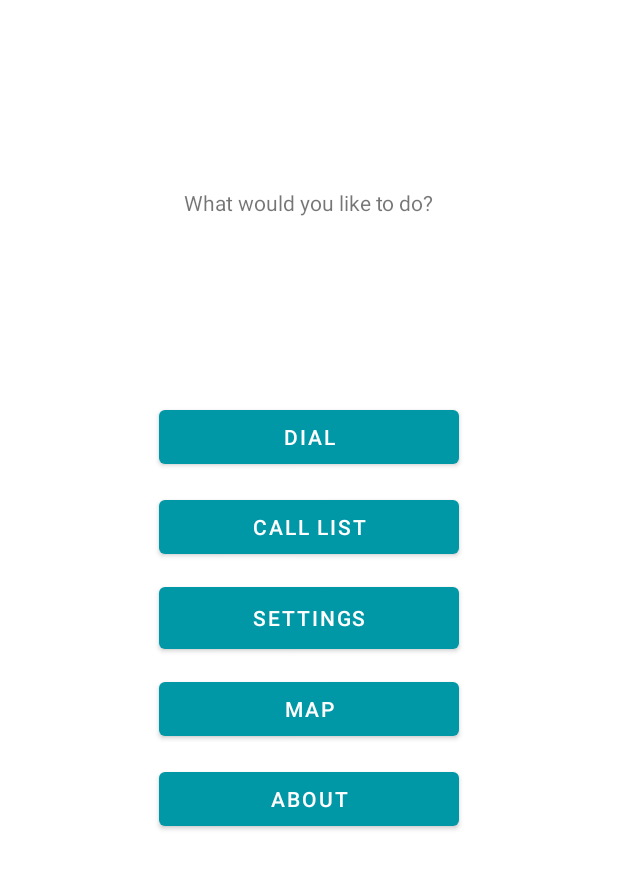
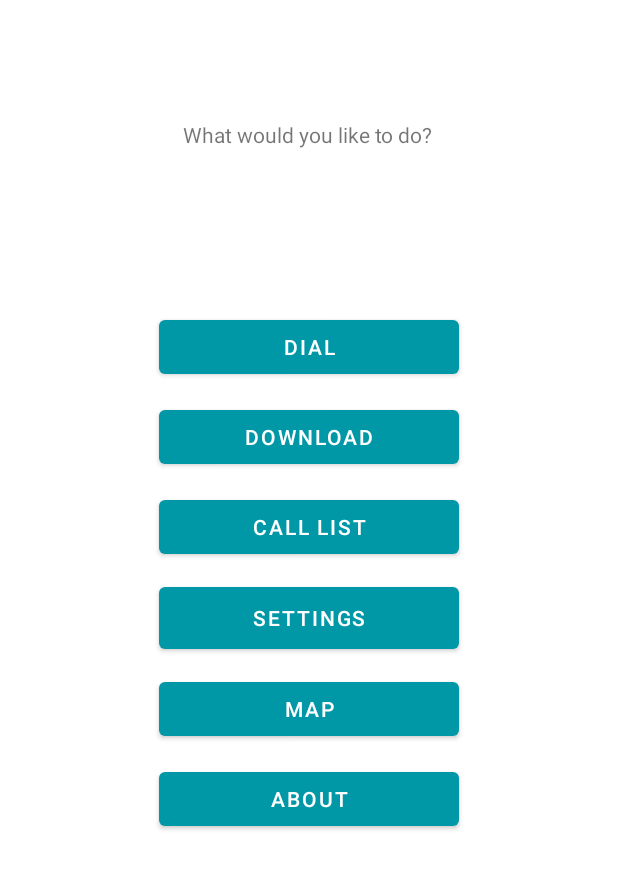
Before and after one commit to Fredriish/Android-university-project, an Android app: the screen it shows after launch (MainActivity), on a phone screen of 412 x 824 dp. Shown: the top 869 px of the screen. Run offline under Robolectric (Android 15) with nearby library versions, the phone set to English and light mode, and no system bars.

Commit message:
Task 2 färdigt

```diff
--- a/app/src/main/java/se/miun/frba1901/dt031g/dialer/MainActivity.java
+++ b/app/src/main/java/se/miun/frba1901/dt031g/dialer/MainActivity.java
@@ -42,6 +42,10 @@ public class MainActivity extends AppCompatActivity {
         Intent intent = new Intent(this, CallListActivity.class);
         startActivity(intent);
     }
+    public void startDownload(View view){
+        Intent intent = new Intent(this, DownloadActivity.class);
+        startActivity(intent);
+    }
     public void startSettings(View view){
         Intent intent = new Intent(this, SettingsActivity.class);
         startActivity(intent);
--- a/app/src/main/res/layout-land/activity_main.xml
+++ b/app/src/main/res/layout-land/activity_main.xml
@@ -5,19 +5,6 @@
     android:layout_width="match_parent"
     android:layout_height="match_parent"
     tools:context=".MainActivity">
-
-    <Button
-        android:id="@+id/aboutButton"
-        android:layout_width="wrap_content"
-        android:layout_height="wrap_content"
-        android:layout_weight="1"
-        android:onClick="startAbout"
-        android:text="@string/about"
-        app:layout_constraintBottom_toBottomOf="parent"
-        app:layout_constraintEnd_toEndOf="parent"
-        app:layout_constraintStart_toStartOf="parent"
-        app:layout_constraintTop_toBottomOf="@+id/optionRow1"
-        app:layout_constraintVertical_bias="0.47000003" />
 
     <TextView
         android:id="@+id/welcomeText"
@@ -92,4 +79,31 @@
             android:text="@string/map" />
     </TableRow>
 
+    <LinearLayout
+        android:layout_width="@dimen/optionRowMaxWidth"
+        android:layout_height="@dimen/optionRowMaxHeight"
+        android:orientation="horizontal"
+        app:layout_constraintEnd_toEndOf="parent"
+        app:layout_constraintStart_toStartOf="parent"
+        app:layout_constraintTop_toBottomOf="@+id/optionRow2">
+
+        <Button
+            android:id="@+id/downloadButton"
+            android:layout_width="0dp"
+            android:layout_height="wrap_content"
+            android:layout_marginRight="@dimen/landScapeOptionMargin"
+            android:layout_weight="1"
+            android:onClick="startDownload"
+            android:text="@string/downloadButtonText" />
+
+        <Button
+            android:id="@+id/aboutButton"
+            android:layout_width="0dp"
+            android:layout_height="wrap_content"
+            android:layout_marginLeft="@dimen/landScapeOptionMargin"
+            android:layout_weight="1"
+            android:onClick="startAbout"
+            android:text="@string/about" />
+    </LinearLayout>
+
 </androidx.constraintlayout.widget.ConstraintLayout>
--- a/app/src/main/res/layout/activity_main.xml
+++ b/app/src/main/res/layout/activity_main.xml
@@ -33,7 +33,7 @@
         android:id="@+id/dialButton"
         android:layout_width="@dimen/OptionWidth"
         android:layout_height="wrap_content"
-        android:layout_marginBottom="70dp"
+        android:layout_marginBottom="130dp"
         android:onClick="startDialer"
         android:text="@string/dial"
         app:layout_constraintBottom_toTopOf="@+id/settingsButton"
@@ -66,10 +66,22 @@
         android:id="@+id/welcomeText"
         android:layout_width="wrap_content"
         android:layout_height="wrap_content"
-        android:layout_marginTop="125dp"
+        android:layout_marginTop="80dp"
         android:text="@string/welcomeText"
         app:layout_constraintEnd_toEndOf="parent"
+        app:layout_constraintHorizontal_bias="0.497"
         app:layout_constraintStart_toStartOf="parent"
         app:layout_constraintTop_toTopOf="parent" />
 
+    <Button
+        android:id="@+id/downloadButton"
+        android:layout_width="@dimen/OptionWidth"
+        android:layout_height="wrap_content"
+        android:layout_marginBottom="70dp"
+        android:onClick="startDownload"
+        android:text="@string/downloadButtonText"
+        app:layout_constraintBottom_toTopOf="@+id/settingsButton"
+        app:layout_constraintEnd_toEndOf="parent"
+        app:layout_constraintStart_toStartOf="parent" />
+
 </androidx.constraintlayout.widget.ConstraintLayout>
--- a/app/src/main/res/menu/dialer_overflow.xml
+++ b/app/src/main/res/menu/dialer_overflow.xml
@@ -6,4 +6,8 @@
         android:id="@+id/overflowSettingsAlternative"
         android:title="Settings"
         app:showAsAction="never" />
+    <item
+        android:id="@+id/overflowDownloadVoices"
+        android:title="@string/downloadVoicesTitle"
+        app:showAsAction="ifRoom" />
 </menu>
--- a/app/src/main/res/values/strings.xml
+++ b/app/src/main/res/values/strings.xml
@@ -15,4 +15,6 @@
     <string name="saved_dialnumbers_filename">dialnumbers.txt</string>
     <string name="dialnumbers_key">dialnumbersKey</string>
     <string name="no_numbers_found_message">No telephone numbers are stored</string>
+    <string name="downloadButtonText">DOWNLOAD</string>
+    <string name="downloadVoicesTitle">DOWNLOAD VOICES</string>
 </resources>
```
Also changed, not shown: app/src/main/AndroidManifest.xml (+10 -6 lines), app/src/main/java/se/miun/frba1901/dt031g/dialer/DialActivity.java (+6 -1 lines), app/src/main/java/se/miun/frba1901/dt031g/dialer/DownloadActivity.java (added, +32 -0 lines), app/src/main/res/layout/activity_download.xml (added, +28 -0 lines).
